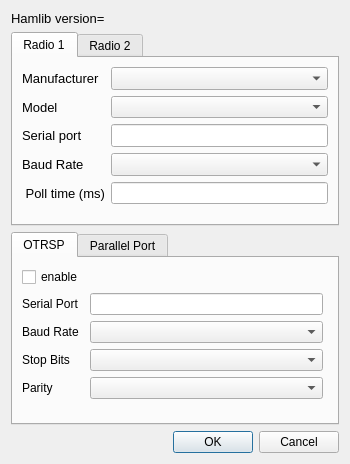
Before: the Qt Designer form so2sdr/radiodialog.ui in n4ogw/so2sdr, drawn with Qt 5.
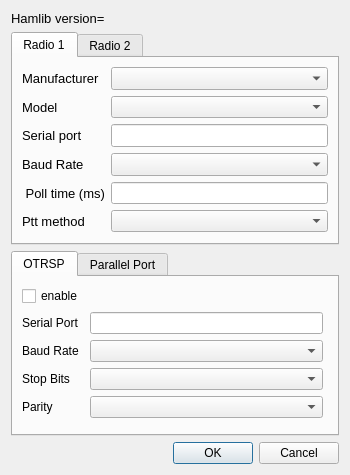
After: the same form once the commit is applied.

Commit message: Add PTT type choice in radiodialog

What changed in the file:
```diff
--- a/so2sdr/radiodialog.ui
+++ b/so2sdr/radiodialog.ui
@@ -7,7 +7,7 @@
     <x>0</x>
     <y>0</y>
     <width>350</width>
-    <height>464</height>
+    <height>475</height>
    </rect>
   </property>
   <property name="sizePolicy">
@@ -19,13 +19,13 @@
   <property name="minimumSize">
    <size>
     <width>350</width>
-    <height>464</height>
+    <height>475</height>
    </size>
   </property>
   <property name="maximumSize">
    <size>
     <width>350</width>
-    <height>464</height>
+    <height>475</height>
    </size>
   </property>
   <property name="windowTitle">
@@ -156,6 +156,21 @@
            </property>
           </widget>
          </item>
+         <item row="5" column="1">
+          <widget class="QComboBox" name="Radio1PttComboBox"/>
+         </item>
+         <item row="5" column="0">
+          <widget class="QLabel" name="label_18">
+           <property name="font">
+            <font>
+             <pointsize>10</pointsize>
+            </font>
+           </property>
+           <property name="text">
+            <string>Ptt method</string>
+           </property>
+          </widget>
+         </item>
         </layout>
        </item>
       </layout>
```
Left out of the diff: 15 changed lines with no effect on the pictures. The commit also changes 3 other files.
